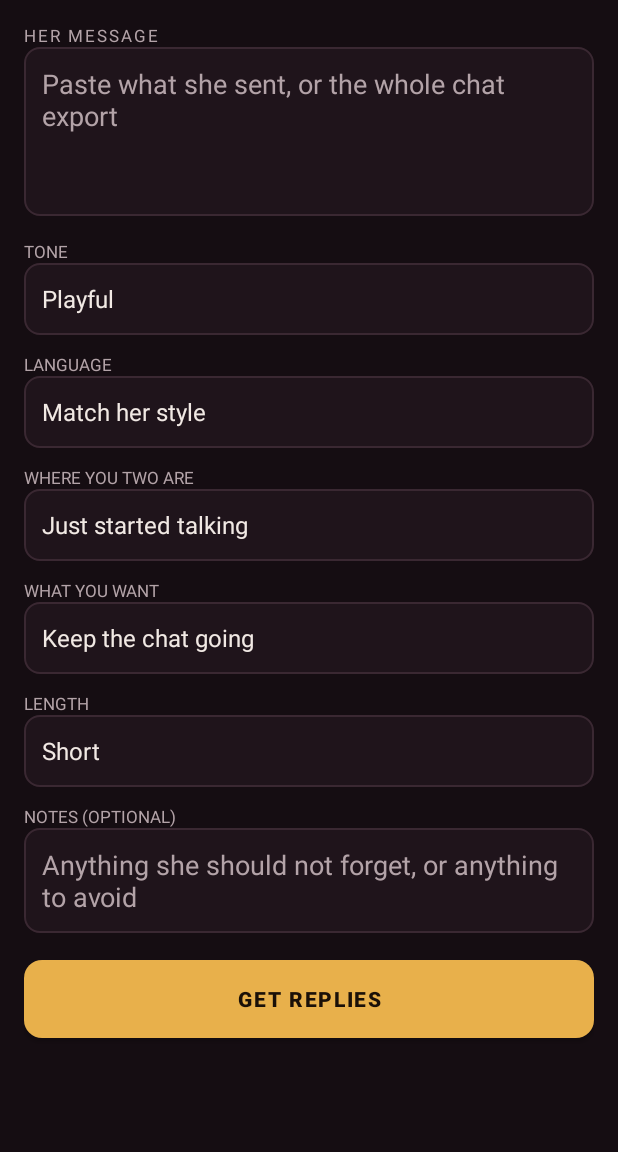
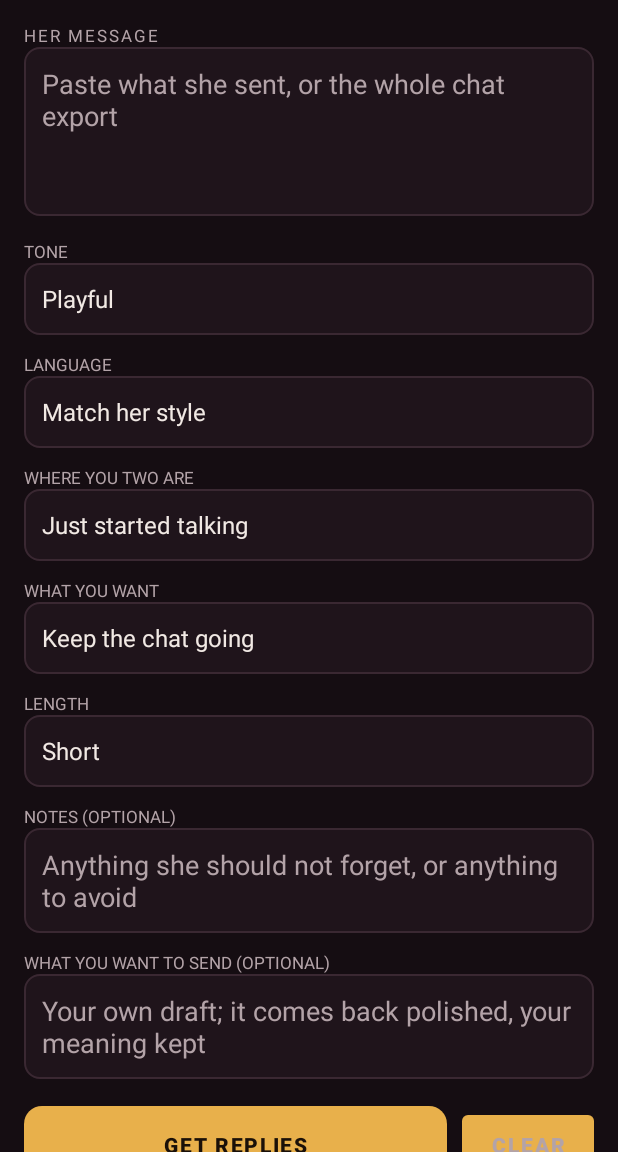
Before and after one commit to Olonilu1/toast-desk, an Android app: the screen it shows after launch (MainActivity), on a phone screen of 412 x 824 dp, the part 84-1236 px from its top. Run offline under Robolectric (Android 15) with nearby library versions, the phone set to English and light mode, and no system bars.

Commit message:
v1.1.0: draft-polish field, clear button, new batch, open WhatsApp, OpenRouter free-model picker, clear history, OpenRouter+nemotron defaults

```diff
--- a/app/build.gradle
+++ b/app/build.gradle
@@ -9,8 +9,8 @@ android {
         applicationId "com.juwon.toastdesk"
         minSdk 24
         targetSdk 34
-        versionCode 1
-        versionName "1.0.0"
+        versionCode 3
+        versionName "1.1.0"
     }
     buildTypes { release { minifyEnabled false } }
     compileOptions { sourceCompatibility JavaVersion.VERSION_17; targetCompatibility JavaVersion.VERSION_17 }
--- a/app/src/main/res/layout/activity_main.xml
+++ b/app/src/main/res/layout/activity_main.xml
@@ -60,12 +60,31 @@
                 android:textColorHint="@color/dim" android:textColor="@color/fg"
                 android:inputType="textMultiLine|textCapSentences"/>
 
-            <Button android:id="@+id/btnGo"
-                android:layout_width="match_parent" android:layout_height="52dp"
-                android:layout_marginTop="18dp"
-                android:background="@drawable/bg_btn"
-                android:text="GET REPLIES" android:textColor="@color/accentInk"
-                android:textStyle="bold" android:letterSpacing="0.08"/>
+            <TextView android:layout_width="wrap_content" android:layout_height="wrap_content"
+                android:layout_marginTop="12dp" android:text="WHAT YOU WANT TO SEND (OPTIONAL)" android:textColor="@color/dim" android:textSize="11sp" android:textAllCaps="true"/>
+            <EditText android:id="@+id/myDraft"
+                android:layout_width="match_parent" android:layout_height="wrap_content"
+                android:minLines="2" android:gravity="top"
+                android:background="@drawable/bg_edit" android:padding="12dp"
+                android:hint="Your own draft; it comes back polished, your meaning kept"
+                android:textColorHint="@color/dim" android:textColor="@color/fg"
+                android:inputType="textMultiLine|textCapSentences"/>
+
+            <LinearLayout
+                android:layout_width="match_parent" android:layout_height="wrap_content"
+                android:orientation="horizontal" android:layout_marginTop="18dp"
+                android:gravity="center_vertical">
+                <Button android:id="@+id/btnGo"
+                    android:layout_width="0dp" android:layout_height="52dp" android:layout_weight="1"
+                    android:background="@drawable/bg_btn"
+                    android:text="GET REPLIES" android:textColor="@color/accentInk"
+                    android:textStyle="bold" android:letterSpacing="0.08"/>
+                <Button android:id="@+id/btnClear"
+                    android:layout_width="wrap_content" android:layout_height="52dp"
+                    android:layout_marginStart="10dp" android:paddingStart="18dp" android:paddingEnd="18dp"
+                    android:background="@null"
+                    android:text="CLEAR" android:textColor="@color/dim" android:textStyle="bold"/>
+            </LinearLayout>
 
             <ProgressBar android:id="@+id/progress"
                 android:layout_width="wrap_content" android:layout_height="wrap_content"
--- a/app/src/main/res/layout/activity_settings.xml
+++ b/app/src/main/res/layout/activity_settings.xml
@@ -54,6 +54,12 @@
                 android:background="@drawable/bg_btn"
                 android:text="SAVE" android:textColor="@color/accentInk" android:textStyle="bold"/>
 
+            <Button android:id="@+id/btnBrowse"
+                android:layout_width="match_parent" android:layout_height="44dp"
+                android:layout_marginTop="2dp"
+                android:background="@null"
+                android:text="BROWSE FREE MODELS" android:textColor="@color/accent" android:textStyle="bold"/>
+
             <Button android:id="@+id/btnTest"
                 android:layout_width="match_parent" android:layout_height="44dp"
                 android:layout_marginTop="10dp"
--- /dev/null
+++ b/app/src/main/res/menu/menu_history.xml
@@ -0,0 +1,5 @@
+<?xml version="1.0" encoding="utf-8"?>
+<menu xmlns:android="http://schemas.android.com/apk/res/android"
+      xmlns:app="http://schemas.android.com/apk/res-auto">
+    <item android:id="@+id/action_clear_history" android:title="Clear history" app:showAsAction="never"/>
+</menu>
```
Also changed, not shown: app/src/main/java/com/juwon/toastdesk/Api.kt (+17 -0 lines), app/src/main/java/com/juwon/toastdesk/HistoryActivity.kt (+25 -0 lines), app/src/main/java/com/juwon/toastdesk/MainActivity.kt (+46 -6 lines), app/src/main/java/com/juwon/toastdesk/SettingsActivity.kt (+37 -3 lines), 1 other file.
